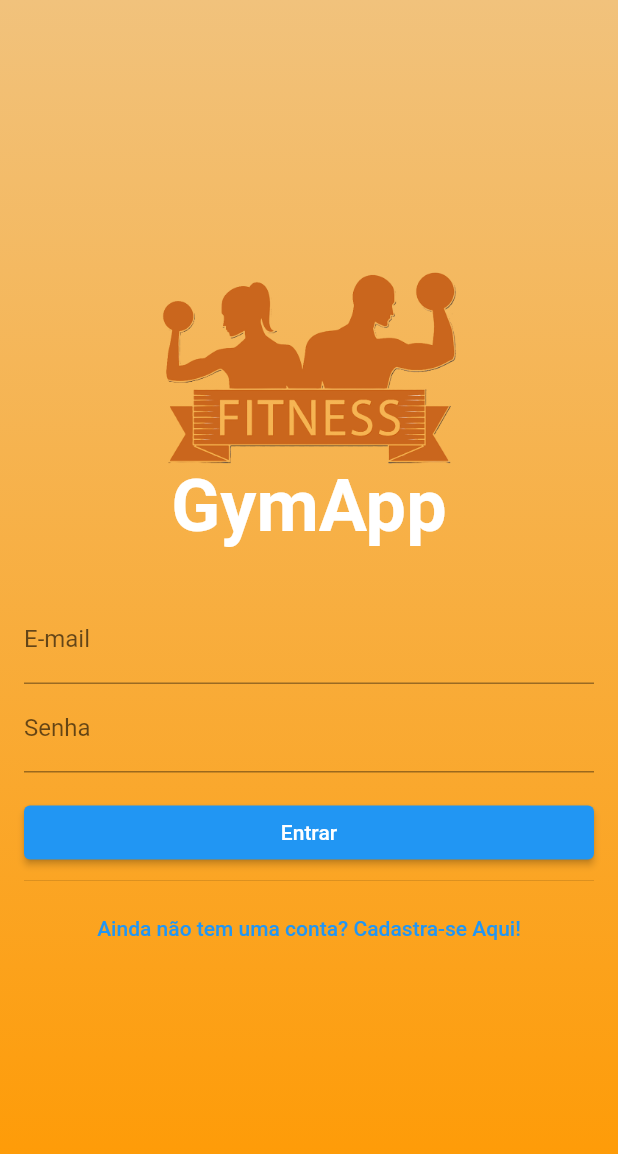
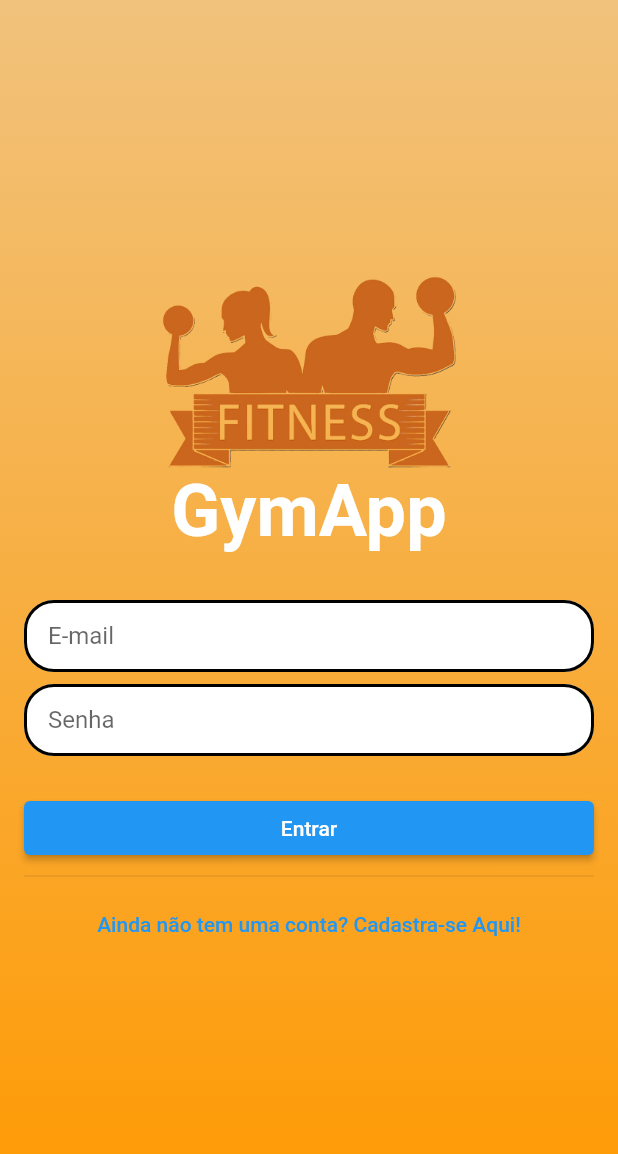
Before and after one commit to iraiore/project-gym-flutter, a Flutter app: the screen it shows after launch, on a phone screen of 412 x 824 dp. Shown: the top 1154 px of the screen. Run offline on Flutter 3.47's test engine with Material 2 defaults, Android fonts, the phone set to English and light mode, and no system bars.

Commit message:
tela de login com alguns edições e estilos empregados. Não foi codificado nada sobre validação desse formulario

```diff
--- /dev/null
+++ b/flutter_gymapp/lib/componentes/decoracao_campo_autenticacao.dart
@@ -0,0 +1,22 @@
+import 'package:flutter/material.dart';
+import 'package:flutter_gymapp/_comum/cores.dart';
+
+InputDecoration getAuthenticationInputDecoration(String Label) {
+  return InputDecoration(
+    hintText: Label,
+    fillColor: Colors.white,
+    filled: true,
+    contentPadding: EdgeInsets.fromLTRB(16, 8, 16, 8),
+    border: OutlineInputBorder(
+      borderRadius: BorderRadius.circular(20),
+      ),
+      enabledBorder: OutlineInputBorder(
+        borderRadius: BorderRadius.circular(20),
+        borderSide: BorderSide(color: Colors.black, width: 2),
+      ),
+      focusedBorder: OutlineInputBorder(
+        borderRadius: BorderRadius.circular(20),
+        borderSide: const BorderSide(color: MinhasCores.laranja1, width: 4)
+      ),
+  );
+}
--- a/flutter_gymapp/lib/telas/autenticacao_tela.dart
+++ b/flutter_gymapp/lib/telas/autenticacao_tela.dart
@@ -1,5 +1,6 @@
 import 'package:flutter/material.dart';
 import 'package:flutter_gymapp/_comum/cores.dart';
+import 'package:flutter_gymapp/componentes/decoracao_campo_autenticacao.dart';
 
 class AutenticacaoTela extends StatefulWidget {
   const AutenticacaoTela({super.key});
@@ -32,6 +33,8 @@ class _AutenticacaoTelaState extends State<AutenticacaoTela> {
           Padding(
             padding: const EdgeInsets.all(16.0),
             child: Form(
+              child: Center(
+                child: SingleChildScrollView(
                   child: Column(
                     mainAxisAlignment: MainAxisAlignment.center,
                     crossAxisAlignment: CrossAxisAlignment
@@ -53,18 +56,32 @@ class _AutenticacaoTelaState extends State<AutenticacaoTela> {
                         height: 32,
                       ),
                       TextFormField(
-                    decoration: const InputDecoration(
-                      label: Text("E-mail"),
+                        decoration: getAuthenticationInputDecoration("E-mail"),
                         ),
-                  ),
+                        const SizedBox(height: 8),
                       TextFormField(
-                    decoration: const InputDecoration(
-                      label: Text("Senha"),
-                    ),
+                        decoration: getAuthenticationInputDecoration("Senha"),
                         obscureText: true,
                       ),
+                      const SizedBox(height: 8),
                       const SizedBox(
                         height: 16,
+                      ),
+                      //widget para simular a alternância de tela entre a tela de login e cadastrar
+                      Visibility(
+                        visible: !entrar,
+                        child: Column(
+                            children: [
+                              TextFormField(
+                                decoration: getAuthenticationInputDecoration("Confirme a Senha"),
+                              obscureText: true,
+                              ),
+                              const SizedBox(height: 8),
+                              TextFormField(
+                                decoration: getAuthenticationInputDecoration("Nome"),
+                              ),
+                            ],
+                          ),
                        ),
                       ElevatedButton(
                         onPressed: () {},
@@ -83,6 +100,8 @@ class _AutenticacaoTelaState extends State<AutenticacaoTela> {
                   ),
                 ),
               ),
+            ),
+          ),
         ],
       ),
     );
```
Also changed, not shown: 1 other file. Lines whose indentation alone changed are shown as unchanged.
